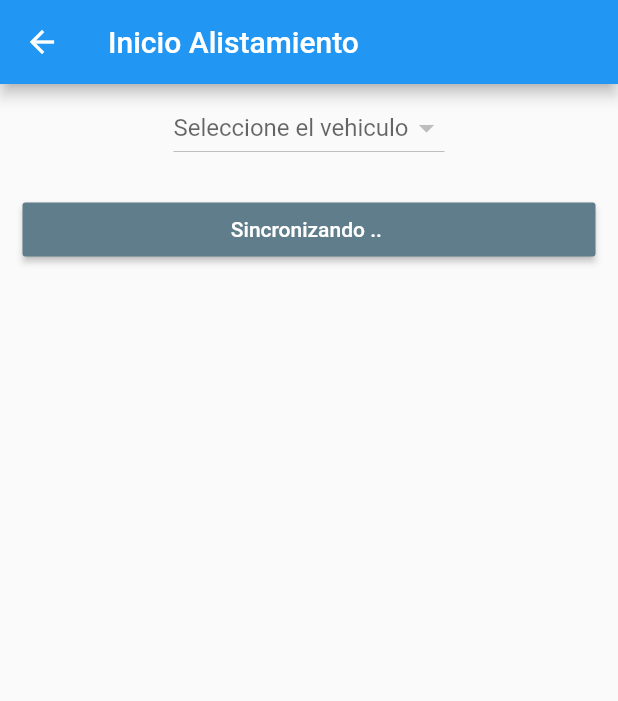
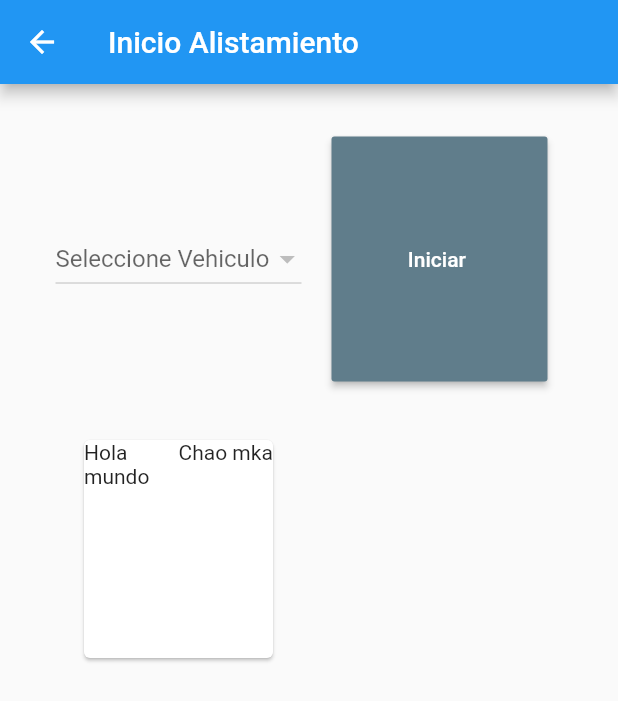
Before and after one commit to wahello/gpscontrol_app, a Flutter app: the InitAlistamiento screen opened by its route, on a phone screen of 412 x 824 dp. Shown: the top 701 px of the screen. Run offline on Flutter 3.47's test engine with Material 2 defaults, Android fonts, the phone set to English and light mode, and no system bars; our stand-ins replace camera, flutter_cache_manager, flutter_login, flutter_slidable, font_awesome_flutter, shared_preferences and 1 more; missing offline and left inert: flat_icons_flutter, flutter_webview_plugin, odoo_api; accounts and stored records are empty; Roboto replaces fonts that are missing (NotoSans, OpenSans).

Commit message:
unit update

```diff
--- a/lib/models/unit.dart
+++ b/lib/models/unit.dart
@@ -1,7 +1,7 @@
 class PseudoUnit {
-  String id;
+  int id;
   String name;
-  PseudoUnit(String id, String name) {
+  PseudoUnit(int id, String name) {
     this.id = id;
     this.name = name;
   }
--- a/lib/ui/init_alistamiento.dart
+++ b/lib/ui/init_alistamiento.dart
@@ -33,6 +33,10 @@ class _InitAlistamientoState extends State<InitAlistamiento> {
   Map value;
   SharedPreferences preferences;
   var listaVehiculos = new List<PseudoUnit>();
+  String msg = 'Seleccione Vehiculo';
+  Color btnColor = Colors.blueGrey;
+  var itemCount;
+  String auxJson = '';
 
   @override
   void initState() {
@@ -63,7 +67,7 @@ class _InitAlistamientoState extends State<InitAlistamiento> {
     }
   }
 
-  getVehicles() async {
+  Future<List<PseudoUnit>> getVehicles() async {
   user = widget.data;
   var username = user.name;
   var url = 'http://hst-api.wialon.com/wialon/ajax.html?svc=token/login&params={%22token%22:%2253dac8bfe1c32941e9a7b7121196dfe262A6A9DF693E8274C23FD67398B9AFDED9E5FE4F%22,%22operateAs%22:%22$username%22}';
@@ -72,7 +76,7 @@ class _InitAlistamientoState extends State<InitAlistamiento> {
   var response = await http.get(url);
   if (response.statusCode == 200) {
     var jsonResponse = convert.jsonDecode(response.body);
-    var itemCount = jsonResponse['eid'];
+    itemCount = jsonResponse['eid'];
     var response2 = await http.get(url2+itemCount);
     if(response2.statusCode == 200){
       var jsonResponse2 = convert.jsonDecode(response2.body);
@@ -81,13 +85,29 @@ class _InitAlistamientoState extends State<InitAlistamiento> {
         print('se encontro el vehiculo '+recUnit.name);
         listaVehiculos.add(recUnit);
       }
-      print('se encontraron '+jsonResponse2['totalItemsCount']+' Vehiculos');
+      var res =jsonResponse2['totalItemsCount'];
+      print('se encontraron '+res.toString()+' Vehiculos');
+      return listaVehiculos;
     }else{
       print('no se pudo imprimira la lista');
     }
   } else {
     print('Todo fallo con estado de error: ${response.statusCode}.');
   }
+  }
+
+  Future<String> getUnitInfo(id) async{
+    var url = 'http://hst-api.wialon.com/wialon/ajax.html?svc=core/search_item&params={%22id%22:';
+    var ad = ',"flags":8388608}&sid=';
+    var idWia = id;
+    var response = await http.get(url+'$idWia'+ad+itemCount);
+    if(response.statusCode == 200){
+      var jsonResponse = convert.jsonDecode(response.body);
+      print(jsonResponse);
+      return 'ok';
+    }else{
+      print('no se pudo imprimira la lista');
+    }
   }
 
   _init_alistamiento(bool init_state, String user, String vehiculo){
@@ -141,7 +161,7 @@ class _InitAlistamientoState extends State<InitAlistamiento> {
   @override
   Widget build(BuildContext context) {
     List<String> _locations = []; // Option 2
-    String _selectedCar; // Option 2
+    String _selectedCar;
     return Scaffold(
       appBar: AppBar(
         leading: new IconButton(
@@ -150,28 +170,40 @@ class _InitAlistamientoState extends State<InitAlistamiento> {
       ),
         title: Text("Inicio Alistamiento"),
       ),
-      body: ListView(
-                children: <Widget>[
-                  FutureBuilder(
-                    future: _initPrefs(),
+      body: Container(
+          child: GridView.count(
+            padding: const EdgeInsets.symmetric(
+              horizontal: 32.0,
+              vertical: 20,
+            ),
+            childAspectRatio: .9,
+            scrollDirection: Axis.vertical,
+            // crossAxisSpacing: 5,
+            crossAxisCount: 2,
+            children: [
+              FutureBuilder(
+                    future: getVehicles(),
                     builder: (BuildContext context, AsyncSnapshot snapshot) {
                       if(snapshot.connectionState == ConnectionState.done){
                         return Padding(
                           padding: EdgeInsets.all(5.0),
                           child: Center(
                             child: DropdownButton(
-                              hint: Text('Seleccione el vehiculo'), // Not necessary
+                              hint: Text(msg), // Not necessary
                               value: _selectedCar,
                               onChanged: (newValue) {
-                                this.setState(() {
-                                  _selectedCar = newValue;
-                                  print(_selectedCar);
+                                setState(() {
+                                  _selectedCar = newValue.toString();
+                                  msg = _selectedCar;
+                                  btnColor = Colors.blue;
+                                  getUnitInfo(newValue);
+                                  print(auxJson);
                                 });
                               },
-                              items: _locations.map((location) {
+                              items: listaVehiculos.map((unit) {
                                 return DropdownMenuItem(
-                                  child: new Text(location),
-                                  value: location,
+                                  child: new Text(unit.name),
+                                  value: unit.id,
                                 );
                               }).toList(),
                             ),
@@ -201,7 +233,6 @@ class _InitAlistamientoState extends State<InitAlistamiento> {
                             ),
                           ),
                         );
-
                       }
                     },
                   ),
@@ -209,12 +240,12 @@ class _InitAlistamientoState extends State<InitAlistamiento> {
                           padding: EdgeInsets.all(15.0),
                           child: MaterialButton(
                             child: Text(
-                              "Sincronizando .. ",
+                              "Iniciar ",
                               style: TextStyle(
                                 color: Colors.white,
                               ),
                             ),
-                            color: Colors.blueGrey,
+                            color: btnColor,
                             onPressed: () {
                               getVehicles();
                               /*print(nuevoAlistamiento.vehiculo);
@@ -224,9 +255,28 @@ class _InitAlistamientoState extends State<InitAlistamiento> {
                               //_saveURL(_urlCtrler.text);*/
                             },
                           ),
-                        )
-                ],
-              ),);
+                        ),
+                  Padding(
+                    padding: EdgeInsets.all(20),
+                    child: Card(
+                      child: Container(
+                        width: 100.0,
+                        height: 100.0,
+                        child: GridView.count(
+                          crossAxisCount: 2 ,
+                          children: <Widget>[
+                            Text('Hola mundo'),
+                            Text('Chao mka')
+                          ],
+                        ),
+
+                      ),
+                    ),
+                  )
+            ],
+          ),
+        ),
+      );
 
   }
   /*
```
